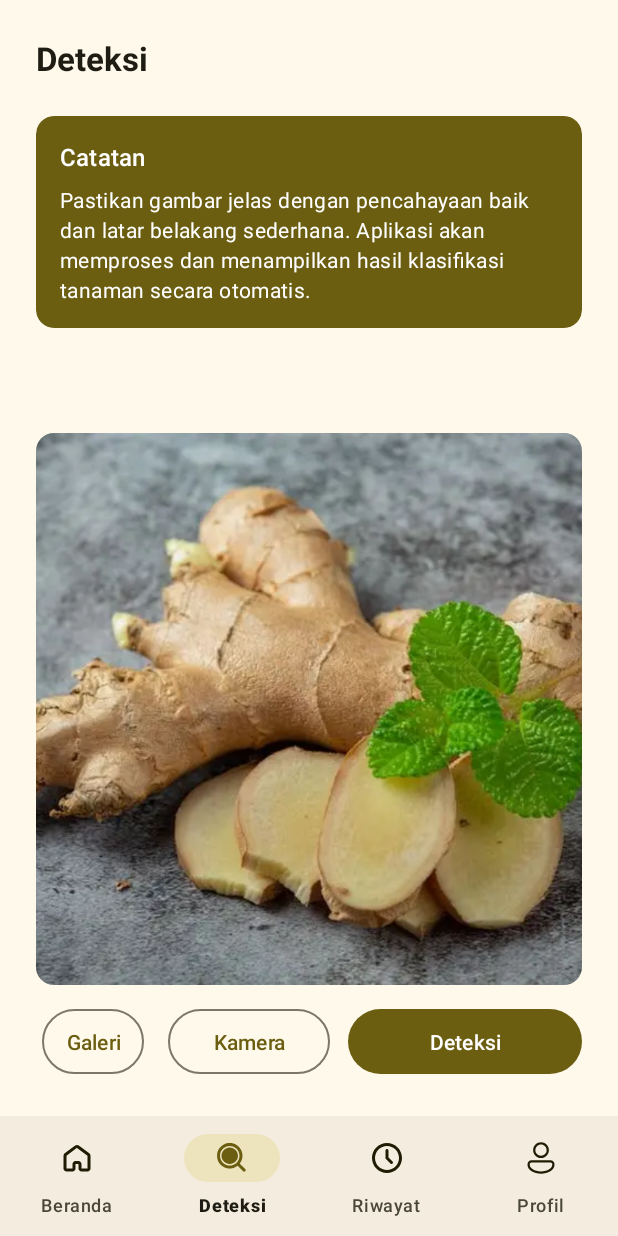
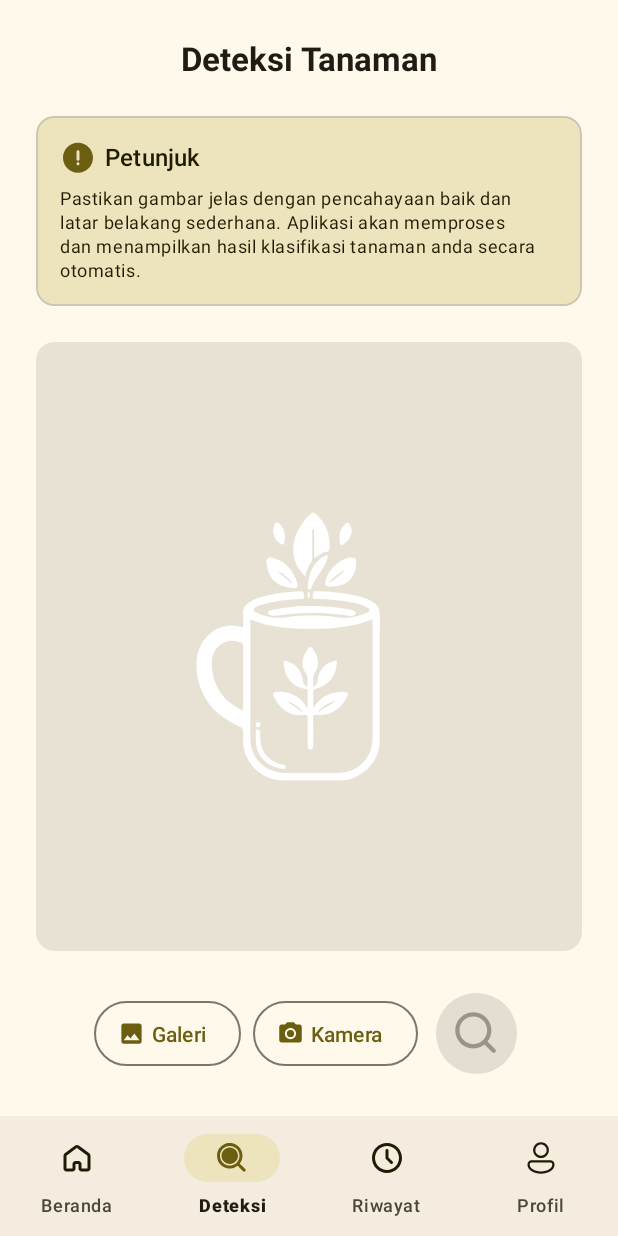
Before and after one commit to akuarsyan/H-Buddy-Team-Capstone, an Android app: the DetectionFragment screen opened through its navigation route, on a phone screen of 412 x 824 dp. Run offline under Robolectric (Android 15) with nearby library versions, the phone set to English and light mode, and no system bars; our stand-ins replace Dagger/Hilt's generated code, navigation-ui; libraries missing offline, so code that uses them is left out: es.dmoral.toasty; pictures from the network do not load.

Commit message:
update detection UI

```diff
--- a/app/build.gradle.kts
+++ b/app/build.gradle.kts
@@ -42,6 +42,7 @@ android {
         viewBinding = true
         buildConfig = true
     }
+
 }
 
 dependencies {
@@ -99,4 +100,7 @@ dependencies {
     //data store
     implementation("androidx.datastore:datastore-preferences:1.1.1")
 
+    //toast
+    implementation("com.github.GrenderG:Toasty:1.5.2")
+
 }
--- a/app/src/main/java/com/capstone/h_buddy/ui/deteksi/DetectionFragment.kt
+++ b/app/src/main/java/com/capstone/h_buddy/ui/deteksi/DetectionFragment.kt
@@ -1,6 +1,7 @@
 package com.capstone.h_buddy.ui.deteksi
 
 import android.content.Intent
+import android.graphics.Typeface
 import android.net.Uri
 import android.os.Bundle
 import android.util.Log
@@ -11,6 +12,7 @@ import android.view.ViewGroup
 import android.widget.Toast
 import androidx.activity.result.PickVisualMediaRequest
 import androidx.activity.result.contract.ActivityResultContracts
+import androidx.core.content.res.ResourcesCompat
 import androidx.lifecycle.lifecycleScope
 import com.capstone.h_buddy.data.api.detectionmodel.ClassificationResponse
 import com.capstone.h_buddy.data.server.ApiConfig
@@ -20,6 +22,7 @@ import com.capstone.h_buddy.utils.tools.getImageUri
 import com.capstone.h_buddy.utils.tools.reduceImageFile
 import com.capstone.h_buddy.utils.tools.uriToFile
 import com.google.gson.Gson
+import es.dmoral.toasty.Toasty
 import kotlinx.coroutines.launch
 import okhttp3.MediaType.Companion.toMediaType
 import okhttp3.MultipartBody
@@ -43,6 +46,7 @@ class DetectionFragment : Fragment() {
         super.onViewCreated(view, savedInstanceState)
         binding.buttonGallery.setOnClickListener { startGallery() }
         binding.buttonCamera.setOnClickListener { startCamera() }
+        binding.cardPreview.setOnClickListener{ startGallery()}
 
         //sementara untuk preview
         binding.buttonDetection.setOnClickListener {
@@ -84,6 +88,7 @@ class DetectionFragment : Fragment() {
         currentImageUri?.let {
             Log.d("Photo Picker", "showImage: $it")
             binding.ivDetectionPreview.setImageURI(it)
+            binding.buttonDetection.isEnabled= true
         }
     }
 
@@ -105,6 +110,7 @@ class DetectionFragment : Fragment() {
                     val successResponse = apiService.uploadImage(multipartImageFile)
                    val resultClassification = with(successResponse.data){
                         if (isAboveThreshold == true){
+
                             showToast(successResponse.message.toString())
                             String.format("%s with %.2f%%", result, confidenceScore)
                         } else {
@@ -123,7 +129,8 @@ class DetectionFragment : Fragment() {
                     showLoading(false)
                 }
             }
-        } ?: showToast("Silakan pilih gambar terlebih dahulu")
+        } ?: showToast("Please select an image first")
+
     }
 
         private fun showLoading(isLoading: Boolean) {
--- /dev/null
+++ b/app/src/main/res/drawable/alert.xml
@@ -0,0 +1,9 @@
+<vector xmlns:android="http://schemas.android.com/apk/res/android"
+    android:width="24dp"
+    android:height="24dp"
+    android:viewportWidth="24"
+    android:viewportHeight="24">
+  <path
+      android:pathData="M12,21.893C6.477,21.893 2,17.416 2,11.893C2,6.371 6.477,1.893 12,1.893C17.523,1.893 22,6.371 22,11.893C22,17.416 17.523,21.893 12,21.893ZM12,6.893C11.735,6.893 11.48,6.998 11.293,7.186C11.105,7.373 11,7.628 11,7.893V12.893C11,13.158 11.105,13.413 11.293,13.6C11.48,13.788 11.735,13.893 12,13.893C12.265,13.893 12.52,13.788 12.707,13.6C12.895,13.413 13,13.158 13,12.893V7.893C13,7.628 12.895,7.373 12.707,7.186C12.52,6.998 12.265,6.893 12,6.893ZM12,16.893C12.265,16.893 12.52,16.788 12.707,16.6C12.895,16.413 13,16.158 13,15.893C13,15.628 12.895,15.373 12.707,15.186C12.52,14.998 12.265,14.893 12,14.893C11.735,14.893 11.48,14.998 11.293,15.186C11.105,15.373 11,15.628 11,15.893C11,16.158 11.105,16.413 11.293,16.6C11.48,16.788 11.735,16.893 12,16.893Z"
+      android:fillColor="@color/md_theme_primary"/>
+</vector>
--- /dev/null
+++ b/app/src/main/res/drawable/detection_icon_selector_button.xml
@@ -0,0 +1,5 @@
+<?xml version="1.0" encoding="utf-8"?>
+<selector xmlns:android="http://schemas.android.com/apk/res/android">
+    <item android:drawable="@drawable/search" android:state_enabled="true"/>
+    <item android:drawable="@drawable/search_outline" android:state_enabled="false"/>
+</selector>
--- /dev/null
+++ b/app/src/main/res/drawable/ic_camera.xml
@@ -0,0 +1,7 @@
+<vector xmlns:android="http://schemas.android.com/apk/res/android" android:height="24dp" android:tint="#000000" android:viewportHeight="24" android:viewportWidth="24" android:width="24dp">
+
+    <path android:fillColor="@android:color/white" android:pathData="M12,12m-3.2,0a3.2,3.2 0,1 1,6.4 0a3.2,3.2 0,1 1,-6.4 0"/>
+
+    <path android:fillColor="@android:color/white" android:pathData="M9,2L7.17,4L4,4c-1.1,0 -2,0.9 -2,2v12c0,1.1 0.9,2 2,2h16c1.1,0 2,-0.9 2,-2L22,6c0,-1.1 -0.9,-2 -2,-2h-3.17L15,2L9,2zM12,17c-2.76,0 -5,-2.24 -5,-5s2.24,-5 5,-5 5,2.24 5,5 -2.24,5 -5,5z"/>
+
+</vector>
--- /dev/null
+++ b/app/src/main/res/drawable/ic_galery.xml
@@ -0,0 +1,5 @@
+<vector xmlns:android="http://schemas.android.com/apk/res/android" android:height="24dp" android:tint="#000000" android:viewportHeight="24" android:viewportWidth="24" android:width="24dp">
+
+    <path android:fillColor="@android:color/white" android:pathData="M21,19V5c0,-1.1 -0.9,-2 -2,-2H5c-1.1,0 -2,0.9 -2,2v14c0,1.1 0.9,2 2,2h14c1.1,0 2,-0.9 2,-2zM8.5,13.5l2.5,3.01L14.5,12l4.5,6H5l3.5,-4.5z"/>
+
+</vector>
--- /dev/null
+++ b/app/src/main/res/drawable/ic_image_detection.xml
@@ -0,0 +1,5 @@
+<vector xmlns:android="http://schemas.android.com/apk/res/android" android:height="24dp" android:tint="#000000" android:viewportHeight="24" android:viewportWidth="24" android:width="24dp">
+
+    <path android:fillColor="@android:color/white" android:pathData="M18,13v7L4,20L4,6h5.02c0.05,-0.71 0.22,-1.38 0.48,-2L4,4c-1.1,0 -2,0.9 -2,2v14c0,1.1 0.9,2 2,2h14c1.1,0 2,-0.9 2,-2v-5l-2,-2zM16.5,18h-11l2.75,-3.53 1.96,2.36 2.75,-3.54zM19.3,8.89c0.44,-0.7 0.7,-1.51 0.7,-2.39C20,4.01 17.99,2 15.5,2S11,4.01 11,6.5s2.01,4.5 4.49,4.5c0.88,0 1.7,-0.26 2.39,-0.7L21,13.42 22.42,12 19.3,8.89zM15.5,9C14.12,9 13,7.88 13,6.5S14.12,4 15.5,4 18,5.12 18,6.5 16.88,9 15.5,9z"/>
+
+</vector>
--- a/app/src/main/res/drawable/search.xml
+++ b/app/src/main/res/drawable/search.xml
@@ -5,5 +5,5 @@
     android:viewportHeight="24">
   <path
       android:pathData="M10.5,2C12.096,2 13.66,2.449 15.012,3.296C16.365,4.143 17.451,5.354 18.148,6.79C18.845,8.226 19.123,9.829 18.951,11.416C18.779,13.002 18.164,14.509 17.176,15.762L20.828,19.414C21.01,19.603 21.111,19.855 21.108,20.117C21.106,20.38 21.001,20.63 20.816,20.816C20.63,21.001 20.379,21.106 20.117,21.109C19.855,21.111 19.602,21.01 19.414,20.828L15.762,17.176C14.697,18.015 13.448,18.587 12.117,18.845C10.786,19.103 9.413,19.038 8.112,18.658C6.811,18.277 5.621,17.59 4.639,16.656C3.657,15.721 2.914,14.565 2.47,13.285C2.026,12.004 1.894,10.636 2.086,9.294C2.279,7.952 2.789,6.676 3.575,5.572C4.361,4.467 5.399,3.567 6.604,2.946C7.809,2.324 9.144,2 10.5,2ZM10.5,4C8.776,4 7.123,4.685 5.904,5.904C4.685,7.123 4,8.776 4,10.5C4,12.224 4.685,13.877 5.904,15.096C7.123,16.315 8.776,17 10.5,17C12.224,17 13.877,16.315 15.096,15.096C16.315,13.877 17,12.224 17,10.5C17,8.776 16.315,7.123 15.096,5.904C13.877,4.685 12.224,4 10.5,4ZM10.5,5C11.958,5 13.357,5.579 14.389,6.611C15.42,7.642 16,9.041 16,10.5C16,11.959 15.42,13.358 14.389,14.389C13.357,15.42 11.958,16 10.5,16C9.041,16 7.642,15.42 6.611,14.389C5.579,13.358 5,11.959 5,10.5C5,9.041 5.579,7.642 6.611,6.611C7.642,5.579 9.041,5 10.5,5Z"
-      android:fillColor="#000000"/>
+      android:fillColor="@color/md_theme_primary"/>
 </vector>
--- a/app/src/main/res/layout/article_item.xml
+++ b/app/src/main/res/layout/article_item.xml
@@ -32,22 +32,22 @@
         android:maxLines="2"
         android:ellipsize="end"
         android:textColor="@color/md_theme_onSurface"
-        android:text="Nama Minuman"
+        android:text="Judul Artikel, Judul Artikel, Judul Artikel, Judul Artikel, Judul Artikel"
         app:layout_constraintEnd_toEndOf="parent"
         app:layout_constraintStart_toEndOf="@+id/materialCardView"
         app:layout_constraintTop_toTopOf="parent" />
 
     <TextView
         android:id="@+id/tv_article_body"
-        style="@style/TextAppearance.Material3.BodyMedium"
+        style="@style/TextAppearance.Material3.BodySmall"
         android:layout_width="0dp"
-        android:layout_height="0dp"
-        android:layout_marginTop="5dp"
+        android:layout_height="wrap_content"
+        android:layout_marginTop="4dp"
         android:ellipsize="end"
         android:maxLines="3"
         android:text="Lorem ipsum dolor sit amet, consectetur adipiscing elit, sed do eiusmod tempor incididunt ut labore et dolore asdad"
         android:textColor="@color/md_theme_outline"
-        app:layout_constraintBottom_toTopOf="@+id/tv_article_date"
+
         app:layout_constraintEnd_toEndOf="parent"
         app:layout_constraintStart_toStartOf="@+id/tv_article_title"
         app:layout_constraintTop_toBottomOf="@id/tv_article_title" />
@@ -57,7 +57,7 @@
         style="@style/TextAppearance.Material3.LabelSmall"
         android:layout_width="wrap_content"
         android:layout_height="wrap_content"
-        android:layout_marginTop="4dp"
+        android:layout_marginTop="6dp"
         android:text="Senin, 01 Januari 2024"
         android:textColor="@color/md_theme_onSurface"
         app:layout_constraintTop_toBottomOf="@id/materialCardView"
--- a/app/src/main/res/layout/fragment_detection.xml
+++ b/app/src/main/res/layout/fragment_detection.xml
@@ -12,9 +12,10 @@
         android:layout_width="wrap_content"
 
         android:layout_height="wrap_content"
-        android:text="Deteksi"
+        android:text="Deteksi Tanaman"
         android:textColor="@color/md_theme_onSurface"
         android:textStyle="bold"
+        app:layout_constraintEnd_toEndOf="parent"
         app:layout_constraintStart_toStartOf="parent"
         app:layout_constraintTop_toTopOf="parent" />
 
@@ -22,34 +23,50 @@
         android:id="@+id/card_notes"
         android:layout_width="match_parent"
         android:layout_height="wrap_content"
-        style="@style/Widget.Material3.CardView.Filled"
+        style="@style/Widget.Material3.CardView.Outlined"
         android:layout_marginTop="24dp"
-        app:cardBackgroundColor="@color/md_theme_primary"
+        app:cardBackgroundColor="@color/md_theme_secondaryContainer"
         app:layout_constraintEnd_toEndOf="parent"
         app:layout_constraintStart_toStartOf="parent"
         app:layout_constraintTop_toBottomOf="@+id/tv_header_detection">
 
-        <LinearLayout
+        <androidx.constraintlayout.widget.ConstraintLayout
             android:layout_width="match_parent"
             android:layout_height="wrap_content"
             android:layout_margin="16dp"
             android:orientation="vertical">
 
             <TextView
+                android:id="@+id/tv_notes"
                 style="@style/TextAppearance.Material3.TitleMedium"
                 android:layout_width="wrap_content"
                 android:layout_height="wrap_content"
-                android:text="Catatan"
-                android:textColor="@color/md_theme_onPrimary" />
+                android:layout_marginStart="6dp"
+                android:text="Petunjuk"
+                android:textColor="@color/md_theme_onSecondaryContainer"
+                app:layout_constraintStart_toEndOf="@+id/icon_alert"
+                app:layout_constraintTop_toTopOf="parent" />
+
+            <ImageView
+                android:id="@+id/icon_alert"
+                android:layout_width="wrap_content"
+                android:layout_height="wrap_content"
+                app:layout_constraintStart_toStartOf="parent"
+                app:layout_constraintTop_toTopOf="parent"
+                app:srcCompat="@drawable/alert" />
 
             <TextView
-                style="@style/TextAppearance.Material3.BodyMedium"
+                android:id="@+id/textView"
+                style="@style/TextAppearance.Material3.BodySmall"
                 android:layout_width="wrap_content"
                 android:layout_height="wrap_content"
                 android:layout_marginTop="8dp"
-                android:text="Pastikan gambar jelas dengan pencahayaan baik dan latar belakang sederhana. Aplikasi akan memproses dan menampilkan hasil klasifikasi tanaman secara otomatis."
-                android:textColor="@color/md_theme_onPrimary" />
-        </LinearLayout>
+                android:text="Pastikan gambar jelas dengan pencahayaan baik dan latar belakang sederhana. Aplikasi akan memproses dan menampilkan hasil klasifikasi tanaman anda secara otomatis."
+                android:textColor="@color/md_theme_onSecondaryContainer"
+                app:layout_constraintEnd_toEndOf="parent"
+                app:layout_constraintStart_toStartOf="parent"
+                app:layout_constraintTop_toBottomOf="@+id/tv_notes" />
+        </androidx.constraintlayout.widget.ConstraintLayout>
     </com.google.android.material.card.MaterialCardView>
 
     <com.google.android.material.card.MaterialCardView
@@ -57,8 +74,8 @@
         android:layout_width="match_parent"
         android:layout_height="0dp"
         style="@style/Widget.Material3.CardView.Filled"
-        android:layout_marginTop="70dp"
-        android:layout_marginBottom="12dp"
+        android:layout_marginTop="24dp"
+        android:layout_marginBottom="24dp"
         app:layout_constraintBottom_toTopOf="@+id/linearLayout"
         app:layout_constraintTop_toBottomOf="@+id/card_notes">
 
@@ -68,7 +85,7 @@
             android:layout_width="match_parent"
             android:layout_height="match_parent"
             android:scaleType="centerCrop"
-            app:srcCompat="@drawable/jahe" />
+            app:srcCompat="@drawable/ic_launcher_foreground" />
     </com.google.android.material.card.MaterialCardView>
 
     <com.google.android.material.progressindicator.CircularProgressIndicator
@@ -89,36 +106,39 @@
         android:layout_marginBottom="24dp"
         android:gravity="center"
         android:orientation="horizontal"
-        app:layout_constraintBottom_toBottomOf="parent">
+        app:layout_constraintBottom_toBottomOf="parent"
+        app:layout_constraintEnd_toEndOf="parent"
+        app:layout_constraintStart_toStartOf="parent">
 
         <Button
             android:id="@+id/button_gallery"
-            style="?attr/materialIconButtonOutlinedStyle"
+            style="@style/Widget.Material3.Button.OutlinedButton.Icon"
             android:layout_width="wrap_content"
             android:layout_height="wrap_content"
-            android:layout_weight="1"
             android:paddingVertical="12dp"
-
-            android:text="Galeri" />
+            android:text="Galeri"
+            app:icon="@drawable/ic_galery" />
 
         <Button
             android:id="@+id/button_camera"
-            style="?attr/materialButtonOutlinedStyle"
+            style="@style/Widget.Material3.Button.OutlinedButton.Icon"
             android:layout_width="wrap_content"
             android:layout_height="wrap_content"
-            android:layout_marginStart="12dp"
-            android:layout_weight="1"
+            android:layout_marginStart="8dp"
             android:paddingVertical="12dp"
-            android:text="Kamera" />
+            android:text="Kamera"
+            app:icon="@drawable/ic_camera" />
 
         <Button
             android:id="@+id/button_detection"
+            style="@style/Widget.Material3.Button.IconButton.Filled.Tonal"
             android:layout_width="wrap_content"
             android:layout_height="wrap_content"
-            android:layout_marginStart="12dp"
-            android:layout_weight="5"
-            android:paddingVertical="12dp"
-            android:text="Deteksi" />
+            android:layout_marginStart="8dp"
+            android:enabled="false"
+            app:icon= "@drawable/detection_icon_selector_button"
+            app:iconSize= "34dp"
+          />
     </LinearLayout>
 
 
--- a/app/src/main/res/layout/fragment_home.xml
+++ b/app/src/main/res/layout/fragment_home.xml
@@ -19,9 +19,9 @@
             style="?attr/textAppearanceDisplaySmall"
             android:layout_width="wrap_content"
             android:layout_height="wrap_content"
-            android:textStyle="bold"
+            android:text="@string/app_name"
             android:textColor="@color/md_theme_primary"
-            android:text="@string/app_name"/>
+            android:textStyle="bold" />
     </LinearLayout>
 
     <com.google.android.material.materialswitch.MaterialSwitch
@@ -50,8 +50,8 @@
         style="@style/Widget.Material3.Button.IconButton"
         android:layout_width="wrap_content"
         android:layout_height="wrap_content"
+        android:layout_gravity="end"
         android:layout_marginTop="12dp"
-        android:layout_gravity="end"
         android:contentDescription="Forward"
         android:src="@drawable/arrow_right"
         app:layout_constraintEnd_toEndOf="parent"
@@ -86,10 +86,10 @@
         android:layout_width="match_parent"
         android:layout_height="wrap_content"
         android:layout_marginTop="16dp"
-        tools:listitem="@layout/article_item"
         app:layout_constraintEnd_toEndOf="parent"
         app:layout_constraintStart_toStartOf="parent"
-        app:layout_constraintTop_toBottomOf="@+id/tv_article_section" />
+        app:layout_constraintTop_toBottomOf="@+id/tv_article_section"
+        tools:listitem="@layout/article_item" />
 
 
     <com.google.android.material.progressindicator.CircularProgressIndicator
--- a/settings.gradle.kts
+++ b/settings.gradle.kts
@@ -16,6 +16,7 @@ dependencyResolutionManagement {
     repositories {
         google()
         mavenCentral()
+        maven { url = uri("https://jitpack.io") }
     }
 }
 
```
